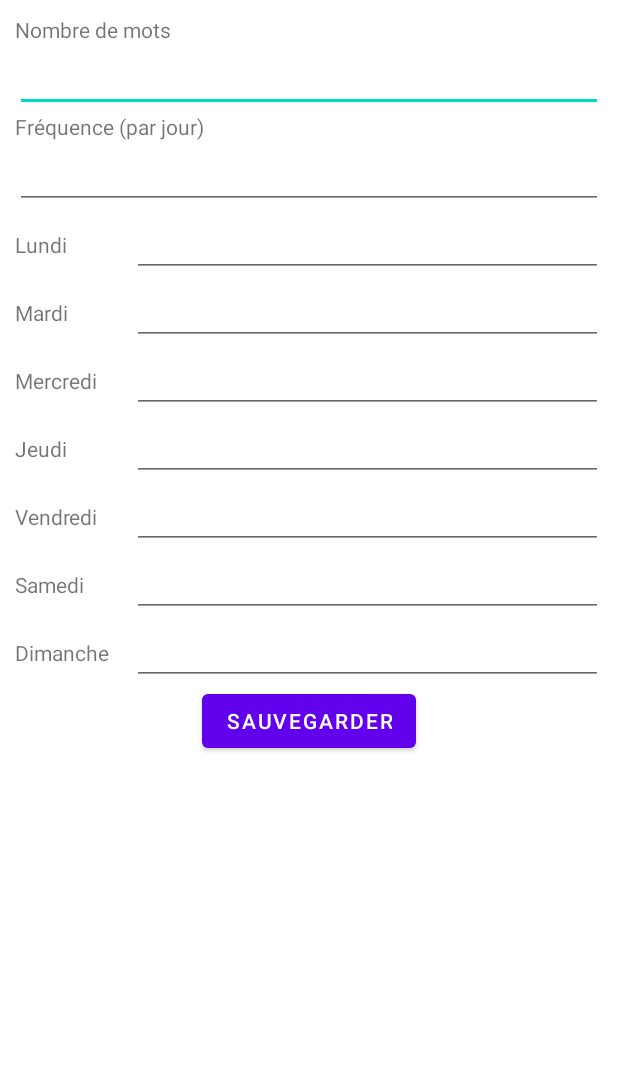
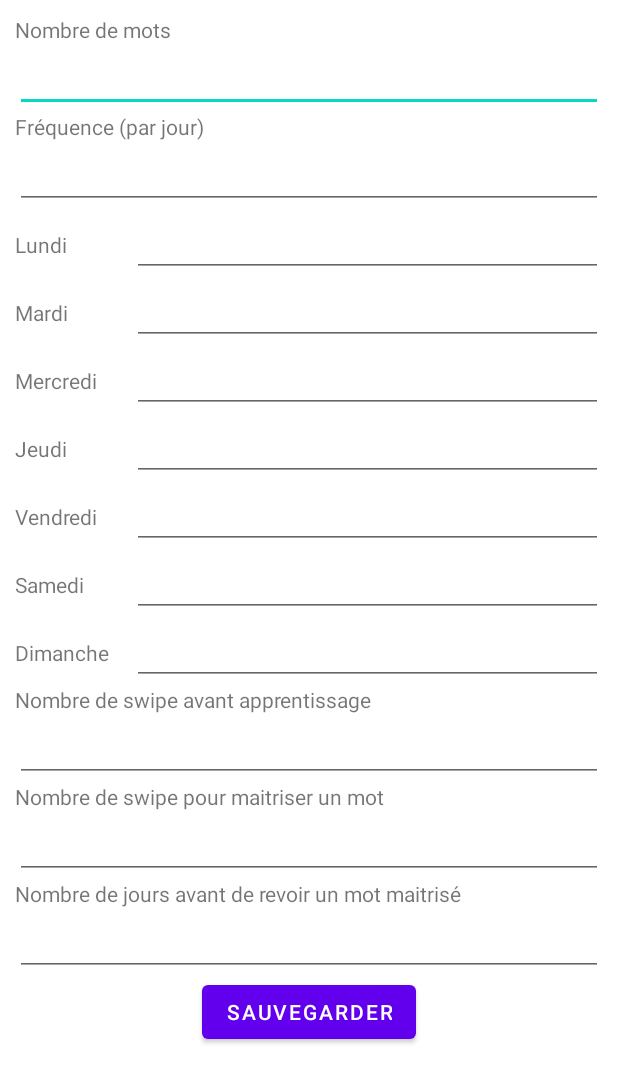
Before and after one commit to yahyahfd/Learn-Languages, an Android app: the ParamActivity screen opened directly, with no data from a screen before it, on a phone screen of 412 x 824 dp. Shown: the top 1083 px of the screen. Run offline under Robolectric (Android 15) with nearby library versions, the phone set to English and light mode, and no system bars.

Commit message:
"Il ne manque plus que la suppression automatique quand un certain nombre de swipe sur un mot a eu lieu. J'ai également réglé un problème qui faisait que le service redemarrait tout seul même après qu'on ait appuyer sur le bouton stop service de la notification principale. Désormais le seul moyen de relancer le service après arrêt est de relancer l'application principale."

```diff
--- a/app/src/main/java/fr/uparis/zhou/mobiles_projet/MainActivity.kt
+++ b/app/src/main/java/fr/uparis/zhou/mobiles_projet/MainActivity.kt
@@ -1,5 +1,6 @@
 package fr.uparis.zhou.mobiles_projet
 
+import android.content.Context
 import android.content.Intent
 import android.os.Bundle
 import android.view.View
@@ -37,6 +38,8 @@ class MainActivity : AppCompatActivity() {
             this@MainActivity.startActivity(myIntent)
         }
         //On lance le service de notifs
+        val sharedPreferences = getSharedPreferences("preferences", Context.MODE_PRIVATE)
+        sharedPreferences.edit().putBoolean("alarm", true).apply()
         val intent = Intent(this, ApprentissageService::class.java)
         startService(intent)
     }
--- a/app/src/main/res/layout-land/activity_param.xml
+++ b/app/src/main/res/layout-land/activity_param.xml
@@ -164,6 +164,67 @@
                 android:layout_weight="9" />
         </LinearLayout>
 
+        <LinearLayout
+            android:layout_width="match_parent"
+            android:layout_height="wrap_content"
+            android:orientation="horizontal">
+
+            <LinearLayout
+                android:layout_width="0dp"
+                android:layout_height="wrap_content"
+                android:layout_weight="1"
+                android:orientation="vertical">
+
+                <TextView
+                    android:layout_width="match_parent"
+                    android:layout_height="wrap_content"
+                    android:text="@string/swipeappris"
+                    android:textAlignment="center"/>
+
+                <EditText
+                    android:id="@+id/input_nb_appris"
+                    android:layout_width="match_parent"
+                    android:layout_height="wrap_content"
+                    android:inputType="number" />
+            </LinearLayout>
+            <LinearLayout
+                android:layout_width="0dp"
+                android:layout_height="wrap_content"
+                android:layout_weight="1"
+                android:orientation="vertical">
+
+                <TextView
+                    android:layout_width="match_parent"
+                    android:layout_height="wrap_content"
+                    android:text="@string/nbswipemaitrise"
+                    android:textAlignment="center"/>
+
+                <EditText
+                    android:id="@+id/input_nb_maitrise"
+                    android:layout_width="match_parent"
+                    android:layout_height="wrap_content"
+                    android:inputType="number" />
+            </LinearLayout>
+            <LinearLayout
+                android:layout_width="0dp"
+                android:layout_height="wrap_content"
+                android:layout_weight="1"
+                android:orientation="vertical">
+
+                <TextView
+                    android:layout_width="match_parent"
+                    android:layout_height="wrap_content"
+                    android:text="@string/seeagain"
+                    android:textAlignment="center"/>
+
+                <EditText
+                    android:id="@+id/input_nb_temps"
+                    android:layout_width="match_parent"
+                    android:layout_height="wrap_content"
+                    android:inputType="number" />
+            </LinearLayout>
+
+        </LinearLayout>
         <Button
             android:id="@+id/save_btn"
             android:layout_width="wrap_content"
--- a/app/src/main/res/layout/activity_param.xml
+++ b/app/src/main/res/layout/activity_param.xml
@@ -154,6 +154,39 @@
                 android:layout_weight="4" />
         </LinearLayout>
 
+        <TextView
+            android:layout_width="wrap_content"
+            android:layout_height="wrap_content"
+            android:text="@string/swipeappris" />
+
+        <EditText
+            android:id="@+id/input_nb_appris"
+            android:layout_width="match_parent"
+            android:layout_height="wrap_content"
+            android:inputType="number" />
+
+        <TextView
+            android:layout_width="wrap_content"
+            android:layout_height="wrap_content"
+            android:text="@string/nbswipemaitrise" />
+
+        <EditText
+            android:id="@+id/input_nb_maitrise"
+            android:layout_width="match_parent"
+            android:layout_height="wrap_content"
+            android:inputType="number" />
+
+        <TextView
+            android:layout_width="wrap_content"
+            android:layout_height="wrap_content"
+            android:text="@string/seeagain" />
+
+        <EditText
+            android:id="@+id/input_nb_temps"
+            android:layout_width="match_parent"
+            android:layout_height="wrap_content"
+            android:inputType="number" />
+
         <Button
             android:id="@+id/save_btn"
             android:layout_width="wrap_content"
--- a/app/src/main/res/values/strings.xml
+++ b/app/src/main/res/values/strings.xml
@@ -11,4 +11,7 @@
     <string name="vendredi">Vendredi</string>
     <string name="samedi">Samedi</string>
     <string name="dimanche">Dimanche</string>
+    <string name="seeagain">Nombre de jours avant de revoir un mot maitrisé</string>
+    <string name="nbswipemaitrise">Nombre de swipe pour maitriser un mot</string>
+    <string name="swipeappris">Nombre de swipe avant apprentissage</string>
 </resources>
```
Also changed, not shown: app/src/main/java/fr/uparis/zhou/mobiles_projet/ApprentissageService.kt (+57 -45 lines), app/src/main/java/fr/uparis/zhou/mobiles_projet/MyDao.kt (+6 -7 lines), app/src/main/java/fr/uparis/zhou/mobiles_projet/ParamActivity.kt (+54 -9 lines).
